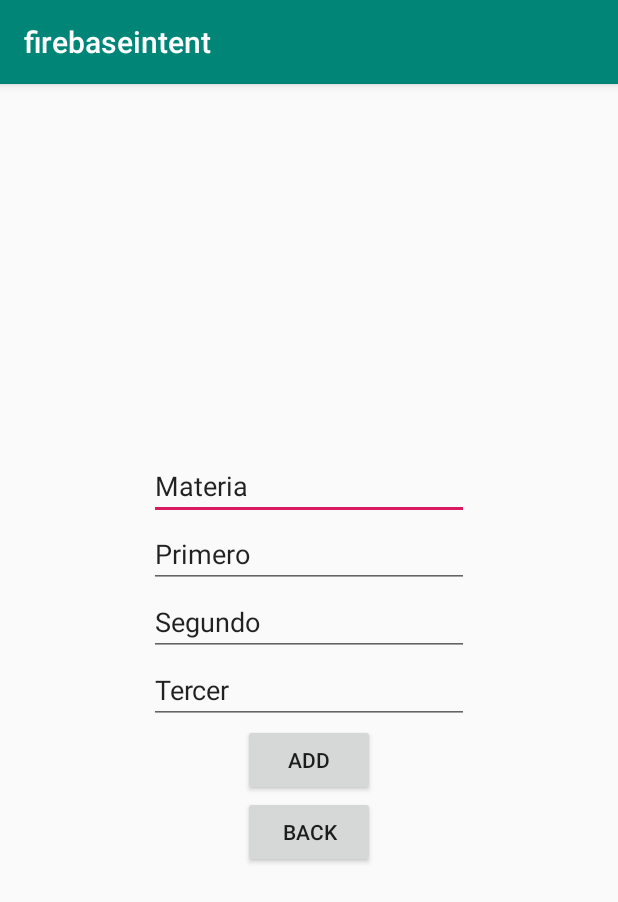
After one commit to cricripaz/firebaseintent, an Android app: the NewNoteActivity screen opened directly, with no data from a screen before it, on a phone screen of 412 x 824 dp. The commit adds this screen. Shown: the top 902 px of the screen. Run offline under Robolectric (Android 15) with nearby library versions, the phone set to English and light mode, and no system bars.

Commit message:
uhuhuhuh app docente

```diff
--- a/app/src/main/AndroidManifest.xml
+++ b/app/src/main/AndroidManifest.xml
@@ -9,10 +9,12 @@
         android:roundIcon="@mipmap/ic_launcher_round"
         android:supportsRtl="true"
         android:theme="@style/AppTheme">
+        <activity android:name=".NewNoteActivity"></activity>
+
         <service
             android:name=".MyFirebaseMessagingService"
             android:enabled="true"
-            android:exported="true"></service>
+            android:exported="true" />
 
         <activity android:name=".MainActivity">
             <intent-filter>
--- /dev/null
+++ b/app/src/main/java/com/example/firebaseintent/NewNoteActivity.java
@@ -0,0 +1,82 @@
+package com.example.firebaseintent;
+
+import android.support.v7.app.AppCompatActivity;
+import android.os.Bundle;
+import android.view.View;
+import android.widget.Button;
+import android.widget.EdgeEffect;
+import android.widget.EditText;
+import android.widget.Toast;
+
+import java.util.List;
+
+public class NewNoteActivity extends AppCompatActivity {
+
+
+    private EditText materia_EditText;
+    private EditText primero_EditText;
+    private EditText segundo_EditText;
+    private EditText tercero_EditText;
+
+    private Button addButton;
+    private Button backbtn;
+
+    @Override
+    protected void onCreate(Bundle savedInstanceState) {
+        super.onCreate(savedInstanceState);
+        setContentView(R.layout.activity_new_note);
+        materia_EditText =(EditText) findViewById(R.id.materia_editText);
+
+        primero_EditText =(EditText) findViewById(R.id.primero_editText);
+
+        segundo_EditText =(EditText) findViewById(R.id.segundo_editText);
+
+        tercero_EditText =(EditText) findViewById(R.id.tercero_editText);
+
+        addButton = (Button) findViewById(R.id.add_button);
+
+        backbtn = (Button) findViewById(R.id.back_btn);
+
+        addButton.setOnClickListener(new View.OnClickListener() {
+            @Override
+            public void onClick(View v) {
+                Notes note = new Notes();
+                note.setN_materia(materia_EditText.getText().toString());
+                note.setPrimero(primero_EditText.getText().toString());
+                note.setSegundo(segundo_EditText.getText().toString());
+                note.setTercero(tercero_EditText.getText().toString());
+                new FirebaseDatabaseHelper().addNote(note, new FirebaseDatabaseHelper.DataStatus() {
+                    @Override
+                    public void DataIsLoaded(List<Notes> notes, List<String> keys) {
+
+                    }
+
+                    @Override
+                    public void DataIsInserted() {
+
+                    }
+
+                    @Override
+                    public void DataIsUpdated() {
+
+                    }
+
+                    @Override
+                    public void DataIsDeleted() {
+
+                    }
+                });
+            }
+
+
+        });
+
+        backbtn.setOnClickListener(new View.OnClickListener() {
+            @Override
+            public void onClick(View v) {
+                finish(); return;
+
+            }
+        });
+    }
+}
--- /dev/null
+++ b/app/src/main/res/layout/activity_new_note.xml
@@ -0,0 +1,72 @@
+<?xml version="1.0" encoding="utf-8"?>
+<LinearLayout xmlns:android="http://schemas.android.com/apk/res/android"
+    xmlns:app="http://schemas.android.com/apk/res-auto"
+    xmlns:tools="http://schemas.android.com/tools"
+    android:layout_width="match_parent"
+    android:layout_height="match_parent"
+    android:orientation="vertical"
+    android:gravity="center"
+    tools:context=".NewNoteActivity">
+
+    <EditText
+        android:id="@+id/materia_editText"
+        android:layout_width="wrap_content"
+        android:layout_height="wrap_content"
+        android:ems="10"
+        android:inputType="textPersonName"
+        android:text="Materia"
+        app:layout_constraintEnd_toEndOf="parent"
+        app:layout_constraintHorizontal_bias="0.5"
+        app:layout_constraintStart_toStartOf="parent"
+        tools:layout_editor_absoluteY="71dp" />
+
+    <EditText
+        android:id="@+id/primero_editText"
+        android:layout_width="wrap_content"
+        android:layout_height="wrap_content"
+        android:ems="10"
+        android:inputType="textPersonName"
+        android:text="Primero"
+        app:layout_constraintEnd_toEndOf="parent"
+        app:layout_constraintHorizontal_bias="0.5"
+        app:layout_constraintStart_toStartOf="parent"
+        tools:layout_editor_absoluteY="145dp" />
+
+    <EditText
+        android:id="@+id/segundo_editText"
+        android:layout_width="wrap_content"
+        android:layout_height="wrap_content"
+        android:ems="10"
+        android:inputType="textPersonName"
+        android:text="Segundo"
+        tools:layout_editor_absoluteX="99dp"
+        tools:layout_editor_absoluteY="216dp" />
+
+    <EditText
+        android:id="@+id/tercero_editText"
+        android:layout_width="wrap_content"
+        android:layout_height="wrap_content"
+        android:ems="10"
+        android:inputType="textPersonName"
+        android:text="Tercer "
+        tools:layout_editor_absoluteX="99dp"
+        tools:layout_editor_absoluteY="283dp" />
+
+    <Button
+        android:id="@+id/add_button"
+        android:layout_width="wrap_content"
+        android:layout_height="wrap_content"
+        android:text="ADD"
+        app:layout_constraintEnd_toEndOf="parent"
+        app:layout_constraintHorizontal_bias="0.5"
+        app:layout_constraintStart_toStartOf="parent"
+        tools:layout_editor_absoluteY="374dp" />
+
+    <Button
+        android:id="@+id/back_btn"
+        android:layout_width="wrap_content"
+        android:layout_height="wrap_content"
+        android:text="back"
+        tools:layout_editor_absoluteX="162dp"
+        tools:layout_editor_absoluteY="448dp" />
+</LinearLayout>
--- a/app/src/main/res/layout/grade_item.xml
+++ b/app/src/main/res/layout/grade_item.xml
@@ -18,7 +18,7 @@
             android:layout_alignParentTop="true"
             android:paddingStart="12dp"
             android:textColor="#FFFF"
-            android:textSize="19dp" />
+            android:textSize="10dp" />
 
         <TextView
             android:id="@+id/docente"
```
Also changed, not shown: app/src/main/java/com/example/firebaseintent/FirebaseDatabaseHelper.java (+29 -1 lines), app/src/main/java/com/example/firebaseintent/MainActivity.java (+20 -0 lines), app/src/main/java/com/example/firebaseintent/Notes.java (+13 -13 lines), app/src/main/res/menu/notelist_activity_menu.xml (added, +8 -0 lines).
